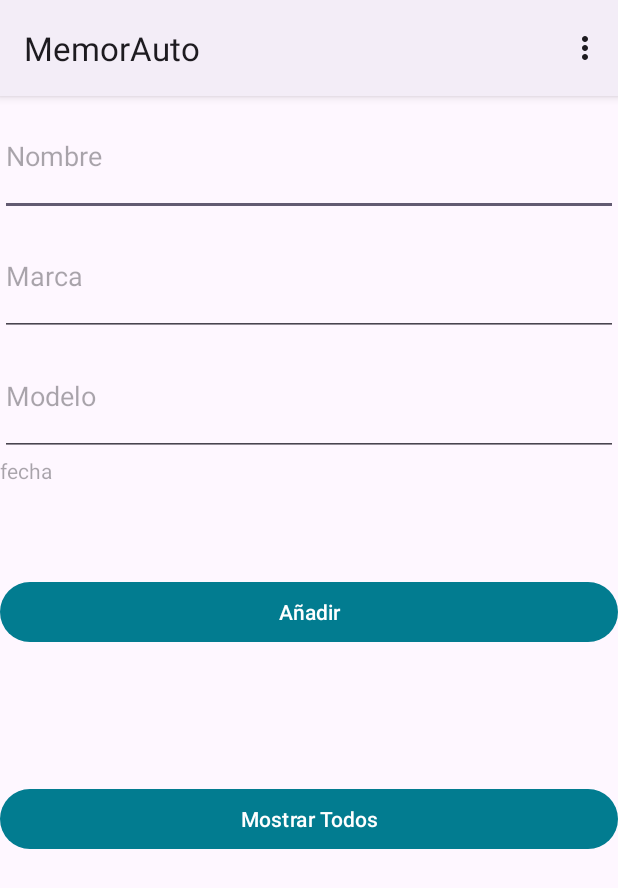
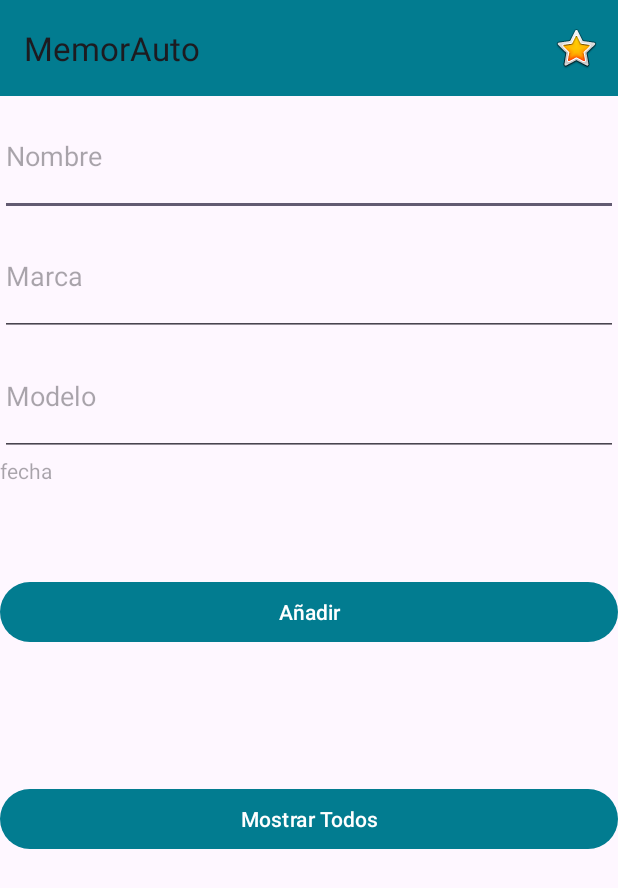
Before and after one commit to Coleguilla/Project-MemorAuto, an Android app: the screen it shows after launch (MainActivity), on a phone screen of 412 x 824 dp. Shown: the top 888 px of the screen. Run offline under Robolectric (Android 15) with nearby library versions, the phone set to English and light mode, and no system bars.

Commit message:
Cuarto commit

```diff
--- a/app/src/main/java/com/example/memorauto/MainActivity.java
+++ b/app/src/main/java/com/example/memorauto/MainActivity.java
@@ -1,11 +1,14 @@
 package com.example.memorauto;
 
+import androidx.annotation.NonNull;
 import androidx.appcompat.app.AppCompatActivity;
+import androidx.appcompat.widget.Toolbar;
 
 import android.app.DatePickerDialog;
 import android.os.Bundle;
 import android.util.Log;
 import android.view.Menu;
+import android.view.MenuItem;
 import android.view.View;
 import android.widget.DatePicker;
 import android.widget.EditText;
@@ -26,13 +29,16 @@ public class MainActivity extends AppCompatActivity {
     protected void onCreate(Bundle savedInstanceState) {
         super.onCreate(savedInstanceState);
         setContentView(R.layout.activity_main);
+        Toolbar myToolbar = (Toolbar) findViewById(R.id.my_toolbar);
+        setSupportActionBar(myToolbar);
         configView();
     }
+
 
     @Override
     public boolean onCreateOptionsMenu(Menu menu) {
         getMenuInflater().inflate(R.menu.menu_principal, menu);
-        return true;
+        return super.onCreateOptionsMenu(menu);
     }
 
     private void configView() {
@@ -41,6 +47,15 @@ public class MainActivity extends AppCompatActivity {
         etModelo = findViewById(R.id.etModelo);
         tvFecha = findViewById(R.id.tvFecha);
 
+    }
+
+    @Override
+    public boolean onOptionsItemSelected(@NonNull MenuItem item) {
+        if (item.getItemId() == R.id.action_favorite) {
+            Log.d("PRUEBA", "funciona" );
+            return true;
+        }
+        return super.onOptionsItemSelected(item);
     }
 
     public void guardar(View view) {
--- a/app/src/main/res/layout/activity_main.xml
+++ b/app/src/main/res/layout/activity_main.xml
@@ -6,6 +6,16 @@
     android:layout_height="match_parent"
     android:orientation="vertical"
     tools:context=".MainActivity">
+
+    <androidx.appcompat.widget.Toolbar
+        android:id="@+id/my_toolbar"
+        android:layout_width="match_parent"
+        android:layout_height="?attr/actionBarSize"
+        android:background="?attr/colorPrimary"
+        android:elevation="4dp"
+        android:theme="@style/ThemeOverlay.AppCompat.ActionBar"
+        app:popupTheme="@style/ThemeOverlay.AppCompat.Light"/>
+
 
     <EditText
         android:id="@+id/etNombre"
--- a/app/src/main/res/menu/menu_principal.xml
+++ b/app/src/main/res/menu/menu_principal.xml
@@ -1,9 +1,12 @@
 <?xml version="1.0" encoding="utf-8"?>
-<menu xmlns:android="http://schemas.android.com/apk/res/android">
+<menu xmlns:android="http://schemas.android.com/apk/res/android"
+    xmlns:app="http://schemas.android.com/apk/res-auto">
 
+    <!-- "Mark Favorite", must appear as action button if possible. -->
     <item
-        android:id="@+id/mNuevoVehiculo"
-        android:layout_width="wrap_content"
-        android:layout_height="wrap_content"
-        android:title="Nuevo vehículo" />
+        android:id="@+id/action_favorite"
+        android:icon="@android:drawable/btn_star_big_on"
+        android:title="action_favorite"
+        app:showAsAction="ifRoom" />
+
 </menu>
--- a/app/src/main/res/values/themes.xml
+++ b/app/src/main/res/values/themes.xml
@@ -1,9 +1,13 @@
 <resources xmlns:tools="http://schemas.android.com/tools">
     <!-- Base application theme. -->
-    <style name="Base.Theme.MemorAuto" parent="Theme.Material3.DayNight">
+    <style name="Base.Theme.MemorAuto" parent="Theme.Material3.DayNight.NoActionBar">
+        <!-- Theme.AppCompat.Light.DarkActionBar -->
         <!-- Customize your light theme here. -->
         <!-- <item name="colorPrimary">@color/my_light_primary</item> -->
         <item name="colorPrimary">@color/bluepetrol</item>
+        <!-- <item name="colorButtonNormal">@color/bluepetrol</item> -->
+
+
     </style>
 
     <style name="Theme.MemorAuto" parent="Base.Theme.MemorAuto" />
```
